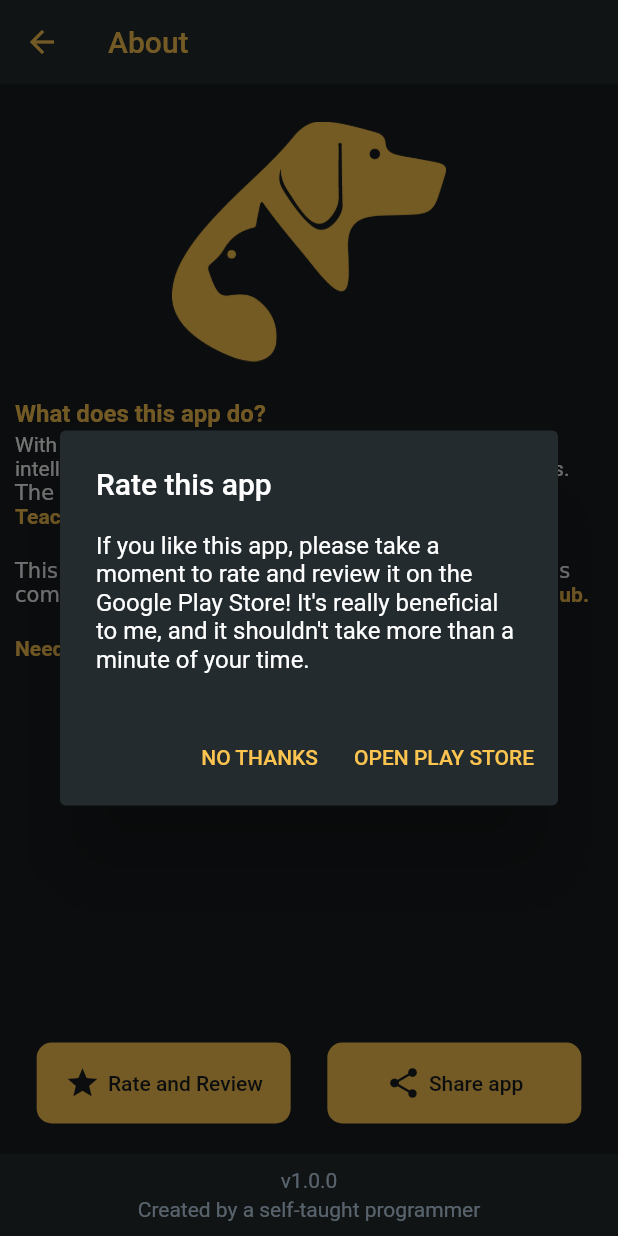
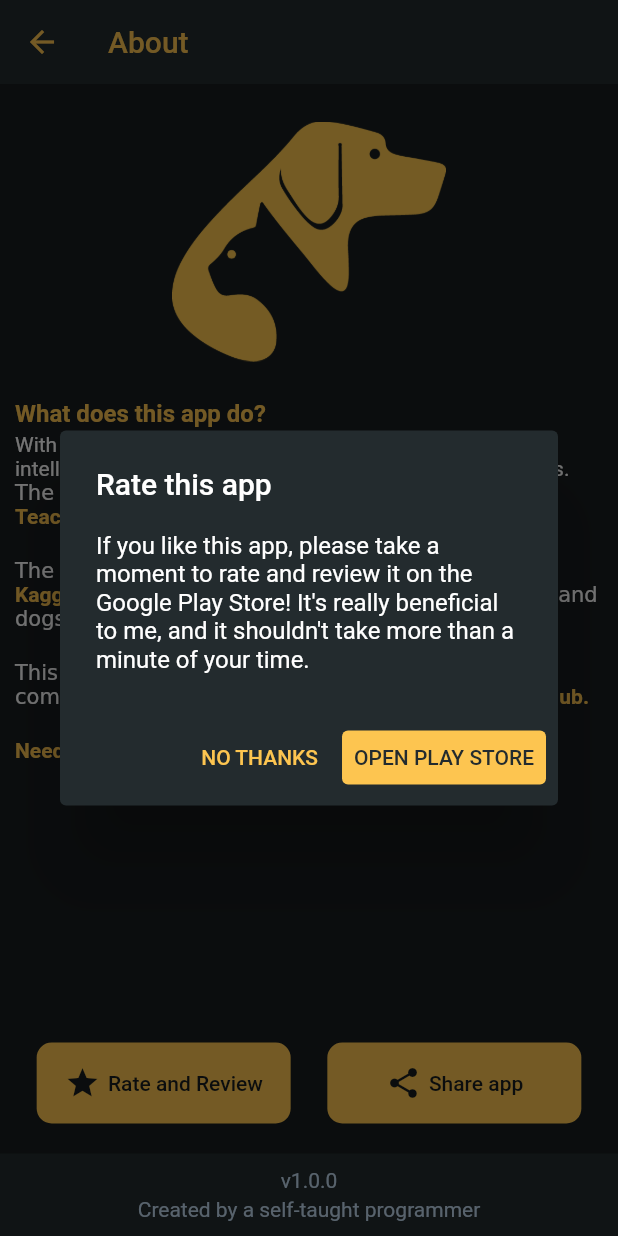
Before and after one commit to sourhub226/flutter-cats-dogs-CNN, a Flutter app: the AboutPage screen opened directly, after a tap on "Rate and Review", on a phone screen of 412 x 824 dp. Run offline on Flutter 3.47's test engine with Material 2 defaults, Android fonts, the phone set to English and light mode, and no system bars; our stand-ins replace image_picker, package_info, permission_handler, splashscreen; missing offline and left inert: apk_admin, tflite.

Commit message:
About page additions
Preparation for release and publishing on play store

```diff
--- a/lib/aboutpage.dart
+++ b/lib/aboutpage.dart
@@ -75,8 +75,7 @@ class _AboutPageState extends State<AboutPage> {
                               height: 3,
                             ),
                             Text(
-                              "With the use of a Machine Learning model, this app can intelligently classify the image you input into cats and dogs.",
-                            ),
+                                "With the use of a Machine Learning model, this app can intelligently classify the image you input into cats and dogs. "),
                             RichText(
                               text: TextSpan(
                                 children: [
@@ -93,7 +92,7 @@ class _AboutPageState extends State<AboutPage> {
                                             ? await launch(_url)
                                             : throw 'Could not launch $_url';
                                       },
-                                    text: 'Teachable Machine.',
+                                    text: 'Teachable Machine. ',
                                     style: new TextStyle(
                                         fontWeight: FontWeight.bold,
                                         color: Theme.of(context).accentColor),
@@ -111,22 +110,48 @@ class _AboutPageState extends State<AboutPage> {
                         child: Column(
                           crossAxisAlignment: CrossAxisAlignment.start,
                           children: [
-                            // Text(
-                            //   "Note:",
-                            //   style: TextStyle(
-                            //       fontWeight: FontWeight.bold,
-                            //       fontSize: 16,
-                            //       color: Theme.of(context).accentColor),
-                            // ),
-                            // SizedBox(
-                            //   height: 3,
-                            // ),
+                            RichText(
+                              text: TextSpan(
+                                children: [
+                                  TextSpan(
+                                      text:
+                                          "The dataset used to build the model comes from "),
+                                  TextSpan(
+                                    recognizer: TapGestureRecognizer()
+                                      ..onTap = () async {
+                                        var _url =
+                                            "https://www.kaggle.com/tongpython/cat-and-dog";
+                                        await canLaunch(_url)
+                                            ? await launch(_url)
+                                            : throw 'Could not launch $_url';
+                                      },
+                                    text: 'Kaggle',
+                                    style: new TextStyle(
+                                        fontWeight: FontWeight.bold,
+                                        color: Theme.of(context).accentColor),
+                                  ),
+                                  TextSpan(
+                                      text:
+                                          ", and it contains over 10,000 pictures of cats and dogs that were supplied as training input."),
+                                ],
+                              ),
+                            )
+                          ],
+                        ),
+                      ),
+                    ),
+                    Padding(
+                      padding: const EdgeInsets.all(10.0),
+                      child: Container(
+                        child: Column(
+                          crossAxisAlignment: CrossAxisAlignment.start,
+                          children: [
                             RichText(
                               text: TextSpan(
                                 children: [
                                   TextSpan(
                                     text:
-                                        "This app does not include any advertisements and is completely free to use.The project is hosted on ",
+                                        "This app does not include any advertising and is completely free to use.The project is hosted on ",
                                   ),
                                   TextSpan(
                                     recognizer: TapGestureRecognizer()
@@ -229,13 +254,18 @@ class _AboutPageState extends State<AboutPage> {
                                                 )),
                                             TextButton(
                                                 style: ButtonStyle(
-                                                    overlayColor:
-                                                        MaterialStateProperty
-                                                            .all<Color>(Theme
-                                                                    .of(context)
-                                                                .accentColor
-                                                                .withOpacity(
-                                                                    0.2))),
+                                                  overlayColor:
+                                                      MaterialStateProperty.all<
+                                                          Color>(Theme.of(
+                                                              context)
+                                                          .accentColor
+                                                          .withOpacity(0.2)),
+                                                  backgroundColor:
+                                                      MaterialStateProperty.all<
+                                                              Color>(
+                                                          Theme.of(context)
+                                                              .accentColor),
+                                                ),
                                                 onPressed: () async {
                                                   var _url =
                                                       "market://details?id=${_packageInfo.packageName}";
@@ -249,7 +279,7 @@ class _AboutPageState extends State<AboutPage> {
                                                   "OPEN PLAY STORE",
                                                   style: TextStyle(
                                                       color: Theme.of(context)
-                                                          .accentColor),
+                                                          .primaryColor),
                                                 )),
                                           ],
                                         ));
```
Also changed, not shown: 1 other file.
